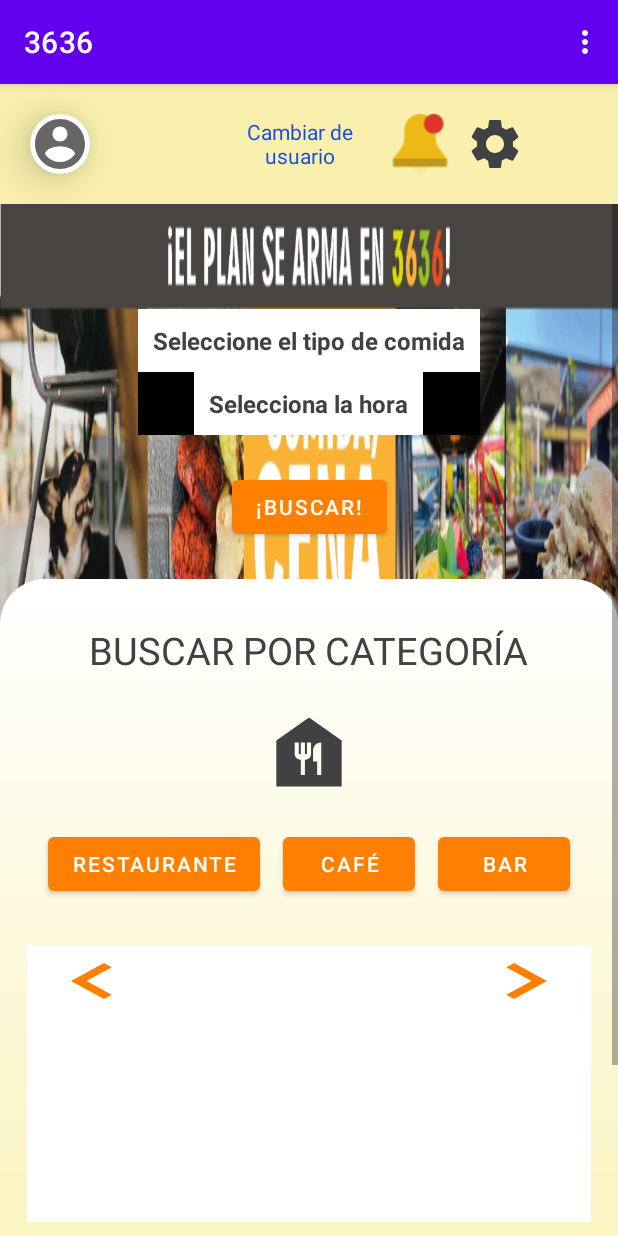
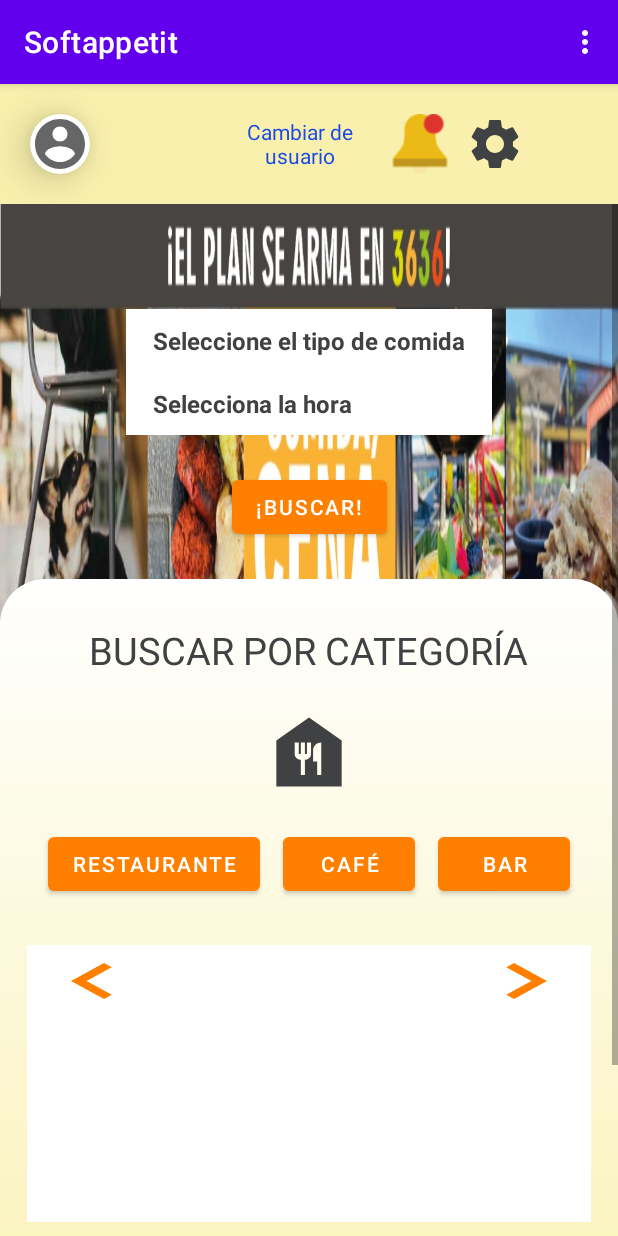
Before and after one commit to DanielFalconGuerra/App_3636, an Android app: the Interface3636 screen opened directly, with no data from a screen before it, on a phone screen of 412 x 824 dp. Run offline under Robolectric (Android 15) with nearby library versions, the phone set to English and light mode, and no system bars; our stand-ins replace data binding.

Commit message:
correcion de vista de spinners

```diff
--- a/app/src/main/java/com/example/a3636/MainActivity.java
+++ b/app/src/main/java/com/example/a3636/MainActivity.java
@@ -220,9 +220,9 @@ public class MainActivity extends AppCompatActivity {
         LinearLayout layout = findViewById(R.id.layoutError);
         layout.setVisibility(View.VISIBLE);
         Spinner spinnerCiudad = findViewById(R.id.spinnerCiudad);
-        String cities[] = {"Seleccione la ciudad", "Irapuato", "Guanajuato", "León", "Celaya", "Chihuahua", "Juarez"};
-        ArrayAdapter<String> adapter = new ArrayAdapter<String>(this, R.layout.spinner_text_style,cities );
-        spinnerCiudad.setAdapter(adapter);
+        //String cities[] = {"Seleccione la ciudad", "Irapuato", "Guanajuato", "León", "Celaya", "Chihuahua", "Juarez"};
+        //ArrayAdapter<String> adapter = new ArrayAdapter<String>(this, R.layout.spinner_text_style,cities );
+        //spinnerCiudad.setAdapter(adapter);
         Button btnSearchByCity = findViewById(R.id.buttonBuscar);
         btnSearchByCity.setOnClickListener(view1 -> {
             String city = spinnerCiudad.getSelectedItem().toString();
--- a/app/src/main/res/layout/activity_interface3636.xml
+++ b/app/src/main/res/layout/activity_interface3636.xml
@@ -130,15 +130,17 @@
                                     android:layout_height="wrap_content"
                                     android:layout_gravity="center"
                                     android:background="@color/white"
-                                    android:spinnerMode="dialog" />
+                                    android:spinnerMode="dropdown"
+                                    android:theme="@style/Spinner"/>
 
                                 <Spinner
                                     android:id="@+id/menu_Horario"
-                                    android:layout_width="wrap_content"
+                                    android:layout_width="match_parent"
                                     android:layout_height="wrap_content"
                                     android:layout_gravity="center"
                                     android:background="@color/white"
-                                    android:spinnerMode="dialog" />
+                                    android:spinnerMode="dropdown"
+                                    android:theme="@style/Spinner" />
                             </LinearLayout>
 
                             <Button
--- a/app/src/main/res/layout/activity_main.xml
+++ b/app/src/main/res/layout/activity_main.xml
@@ -222,7 +222,8 @@
                                 android:layout_marginTop="16dp"
                                 android:layout_marginEnd="16dp"
                                 android:entries="@array/ciudades"
-                                android:spinnerMode="dialog"
+                                android:spinnerMode="dropdown"
+                                android:theme="@style/Spinner"
                                 app:layout_constraintEnd_toEndOf="parent"
                                 app:layout_constraintStart_toStartOf="parent"
                                 app:layout_constraintTop_toBottomOf="@+id/textView4"
--- a/app/src/main/res/values/strings.xml
+++ b/app/src/main/res/values/strings.xml
@@ -1,5 +1,5 @@
 <resources>
-    <string name="app_name">3636</string>
+    <string name="app_name">Softappetit</string>
     <string name="title_activity_inter_pclocation">InterPCLocation</string>
     <!--Elementos de spinner de ciudades disponibles-->
     <string-array name="ciudades">
--- a/app/src/main/res/values/themes.xml
+++ b/app/src/main/res/values/themes.xml
@@ -13,4 +13,11 @@
         <item name="android:statusBarColor" tools:targetApi="l">?attr/colorPrimaryVariant</item>
         <!-- Customize your theme here. -->
     </style>
+    <style name="Spinner" parent="Widget.AppCompat.Light.DropDownItem.Spinner">
+        <item name="android:padding">0dp</item>
+        <item name="android:textColor">@color/grey</item>
+        <item name="android:backgroundTint">@color/white</item>
+        <item name="android:textSize">16sp</item>
+        <item name="android:textStyle">bold</item>
+    </style>
 </resources>
```
